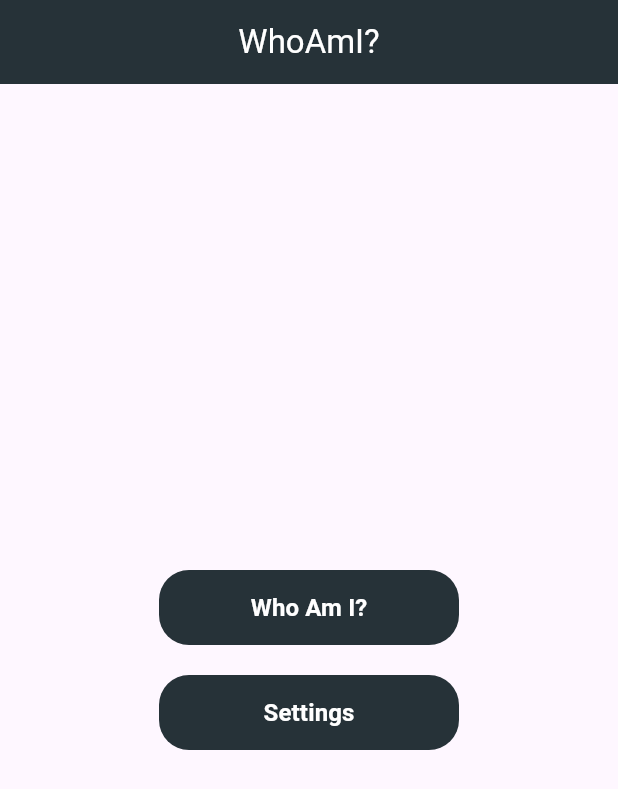
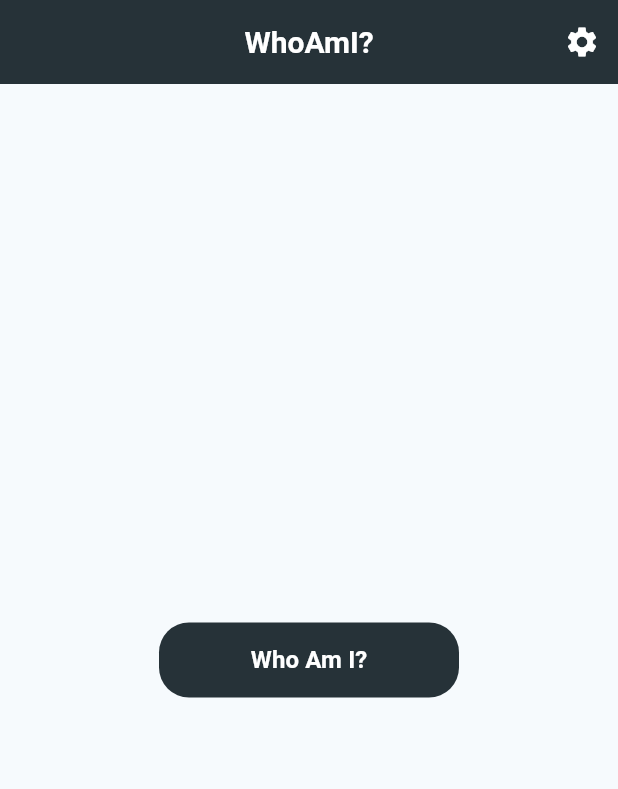
Before and after one commit to cocoveal/whoami, a Flutter app: the screen it shows after launch, on a phone screen of 412 x 824 dp. Shown: the top 789 px of the screen. Run offline on Flutter 3.47's test engine with Material 3 defaults, Android fonts, the phone set to English and light mode, and no system bars.

Commit message:
Refactoring and Theme-ing

```diff
--- a/lib/home.dart
+++ b/lib/home.dart
@@ -8,6 +8,7 @@ class HomeScreen extends StatelessWidget {
   @override
   Widget build(BuildContext context) {
     return MaterialApp(
+      theme: Theme.of(context),
       home: Scaffold(
         appBar: AppBar(
             backgroundColor: Colors.blueGrey[900],
@@ -15,11 +16,28 @@ class HomeScreen extends StatelessWidget {
             title: const Text(
               'WhoAmI?',
               style: TextStyle(color: Colors.white),
-            )),
+            ),
+            actions: [
+              IconButton(
+                icon: const Icon(Icons.settings),
+                color: Theme.of(context).colorScheme.onPrimary,
+                onPressed: () {
+                  Navigator.push(
+                    context,
+                    MaterialPageRoute(
+                      builder: (context) => const SettingsScreen()
+                    ),
+                  );
+                },
+              )
+            ],
+        ),
+
         body: Center(
           child: Column(
               crossAxisAlignment: CrossAxisAlignment.center,
               mainAxisAlignment: MainAxisAlignment.center,
+
               children: [
                 Container(
                   margin: const EdgeInsets.all(10),
@@ -28,20 +46,6 @@ class HomeScreen extends StatelessWidget {
                     text: 'Who Am I?',
                   ),
                 ),
-                Container(
-                  margin: const EdgeInsets.all(10),
-                  child: StyledHomeButton(
-                    onPressed: () {
-                      Navigator.push(
-                        context,
-                        MaterialPageRoute(
-                          builder: (context) => const SettingsScreen()
-                        ),
-                      );
-                    },
-                    text: 'Settings',
-                  ),
-                ),
               ]),
         ),
       ),
--- a/lib/main.dart
+++ b/lib/main.dart
@@ -2,5 +2,37 @@ import 'package:flutter/material.dart';
 import 'package:whoami/home.dart';
 
 void main() {
-  runApp(const MaterialApp(title: 'WhoAmI?', home: HomeScreen()));
+  runApp(const AppRoot());
 }
+
+class AppRoot extends StatelessWidget {
+  const AppRoot({
+    super.key,
+  });
+
+  @override
+  Widget build(BuildContext context) {
+    return MaterialApp(
+      title: 'WhoAmI?',
+      home: const HomeScreen(),
+      theme: ThemeData(
+        colorScheme: ColorScheme.fromSeed(seedColor: Colors.blueGrey[900]!),
+        primaryColor: Colors.blueGrey[900],
+
+        textTheme: const TextTheme(
+          titleLarge: TextStyle(
+            color: Colors.white,
+            fontSize: 20,
+            fontWeight: FontWeight.bold,
+          ),
+        ),
+
+        appBarTheme: AppBarTheme(
+          backgroundColor: Colors.blueGrey,
+          centerTitle: true,
+          titleTextStyle: const Material().textStyle,
+        ),
+      ),
+    );
+  }
+}
--- a/lib/settings/settings.dart
+++ b/lib/settings/settings.dart
@@ -13,6 +13,7 @@ class _SettingsScreenState extends State<SettingsScreen> {
   @override
   Widget build(BuildContext context) {
     return MaterialApp(
+      theme: Theme.of(context),
       home: Scaffold(
         appBar: AppBar(
             backgroundColor: Colors.blueGrey[900],
@@ -25,10 +26,13 @@ class _SettingsScreenState extends State<SettingsScreen> {
             title: const Text(
               'Settings',
               style: TextStyle(color: Colors.white),
-            )),
+            )
+        ),
+
         body: Column(
           mainAxisAlignment: MainAxisAlignment.start,
           crossAxisAlignment: CrossAxisAlignment.start,
+
           children: [
             Container(
               alignment: Alignment.center,
@@ -38,6 +42,7 @@ class _SettingsScreenState extends State<SettingsScreen> {
                 fontSize: 20,
               ),
             ),
+
             Container(
               alignment: Alignment.center,
               child: FittedBox(
--- a/lib/styled_widgets.dart
+++ b/lib/styled_widgets.dart
@@ -12,12 +12,17 @@ class StyledText extends StatelessWidget {
 
   @override
   Widget build(BuildContext context) {
+    var theme = Theme.of(context);
+
+    var style = theme.textTheme.titleLarge!;
+
     return Text(text,
         style: TextStyle(
-          color: Colors.white,
+          color: style.color,
           fontSize: fontSize,
           fontWeight: FontWeight.bold,
-        ));
+        )
+      );
   }
 }
 
@@ -56,7 +61,7 @@ class StyledTextButton extends StatelessWidget {
   Widget build(BuildContext context) {
     return TextButton(
       style: TextButton.styleFrom(
-        backgroundColor: Colors.blueGrey[900],
+        backgroundColor: Theme.of(context).primaryColor,
         foregroundColor: Colors.white,
         alignment: Alignment.center,
         padding: const EdgeInsets.fromLTRB(20, 10, 20, 10),
@@ -64,7 +69,7 @@ class StyledTextButton extends StatelessWidget {
         shape: RoundedRectangleBorder(borderRadius: BorderRadius.circular(20)),
       ),
       onPressed: onPressed,
-      child: StyledText(text: text,fontSize:  16),
+      child: StyledText(text: text, fontSize: 16),
     );
   }
 }
@@ -92,7 +97,7 @@ class StyledHomeButton extends StatelessWidget {
         shape: RoundedRectangleBorder(borderRadius: BorderRadius.circular(20)),
       ),
       onPressed: onPressed,
-      child: StyledText(text: text,fontSize:  16),
+      child: StyledText(text: text, fontSize: 16),
     );
   }
 }
```
